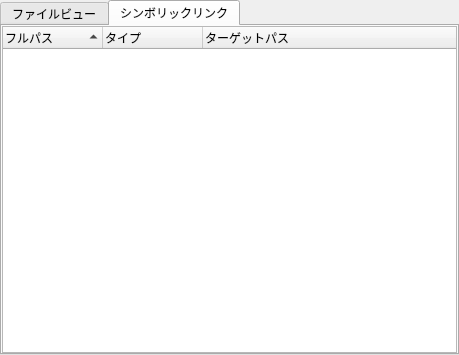
Qt form main/src/UIViewR.ui (hananoki/FolderManager) before a commit.
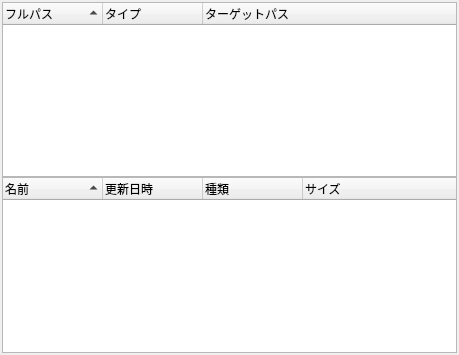
The same form after that commit. Custom widgets are drawn as their Qt base class.

```diff
--- a/main/src/UIViewR.ui
+++ b/main/src/UIViewR.ui
@@ -13,47 +13,50 @@
   <property name="windowTitle">
    <string>Form</string>
   </property>
-  <layout class="QVBoxLayout" name="verticalLayout_3">
+  <layout class="QVBoxLayout" name="verticalLayout">
    <property name="spacing">
     <number>0</number>
    </property>
    <property name="leftMargin">
-    <number>0</number>
+    <number>2</number>
    </property>
    <property name="topMargin">
-    <number>0</number>
+    <number>2</number>
    </property>
    <property name="rightMargin">
-    <number>0</number>
+    <number>2</number>
    </property>
    <property name="bottomMargin">
-    <number>0</number>
+    <number>2</number>
    </property>
    <item>
-    <widget class="QTabWidget" name="tabWidget">
-     <property name="currentIndex">
-      <number>1</number>
+    <widget class="HTreeWidget" name="treeWidget_2">
+     <property name="alternatingRowColors">
+      <bool>true</bool>
      </property>
-     <widget class="QWidget" name="tab">
-      <attribute name="title">
-       <string>ファイルビュー</string>
-      </attribute>
-      <layout class="QVBoxLayout" name="verticalLayout_2">
-       <property name="spacing">
-        <number>0</number>
-       </property>
-       <property name="leftMargin">
-        <number>0</number>
-       </property>
-       <property name="topMargin">
-        <number>0</number>
-       </property>
-       <property name="rightMargin">
-        <number>0</number>
-       </property>
-       <property name="bottomMargin">
-        <number>0</number>
-       </property>
+     <property name="rootIsDecorated">
+      <bool>false</bool>
+     </property>
+     <property name="sortingEnabled">
+      <bool>true</bool>
+     </property>
+     <column>
+      <property name="text">
+       <string>フルパス</string>
+      </property>
+     </column>
+     <column>
+      <property name="text">
+       <string>タイプ</string>
+      </property>
+     </column>
+     <column>
+      <property name="text">
+       <string>ターゲットパス</string>
+      </property>
+     </column>
+    </widget>
+   </item>
        <item>
         <widget class="HTreeWidget" name="treeWidget">
          <property name="alternatingRowColors">
@@ -88,60 +91,6 @@
            <string>サイズ</string>
           </property>
          </column>
-        </widget>
-       </item>
-      </layout>
-     </widget>
-     <widget class="QWidget" name="tab_2">
-      <attribute name="title">
-       <string>シンボリックリンク</string>
-      </attribute>
-      <layout class="QVBoxLayout" name="verticalLayout">
-       <property name="spacing">
-        <number>0</number>
-       </property>
-       <property name="leftMargin">
-        <number>0</number>
-       </property>
-       <property name="topMargin">
-        <number>0</number>
-       </property>
-       <property name="rightMargin">
-        <number>0</number>
-       </property>
-       <property name="bottomMargin">
-        <number>0</number>
-       </property>
-       <item>
-        <widget class="HTreeWidget" name="treeWidget_2">
-         <property name="alternatingRowColors">
-          <bool>true</bool>
-         </property>
-         <property name="rootIsDecorated">
-          <bool>false</bool>
-         </property>
-         <property name="sortingEnabled">
-          <bool>true</bool>
-         </property>
-         <column>
-          <property name="text">
-           <string>フルパス</string>
-          </property>
-         </column>
-         <column>
-          <property name="text">
-           <string>タイプ</string>
-          </property>
-         </column>
-         <column>
-          <property name="text">
-           <string>ターゲットパス</string>
-          </property>
-         </column>
-        </widget>
-       </item>
-      </layout>
-     </widget>
     </widget>
    </item>
   </layout>
```
Lines whose indentation alone changed are shown as unchanged.
